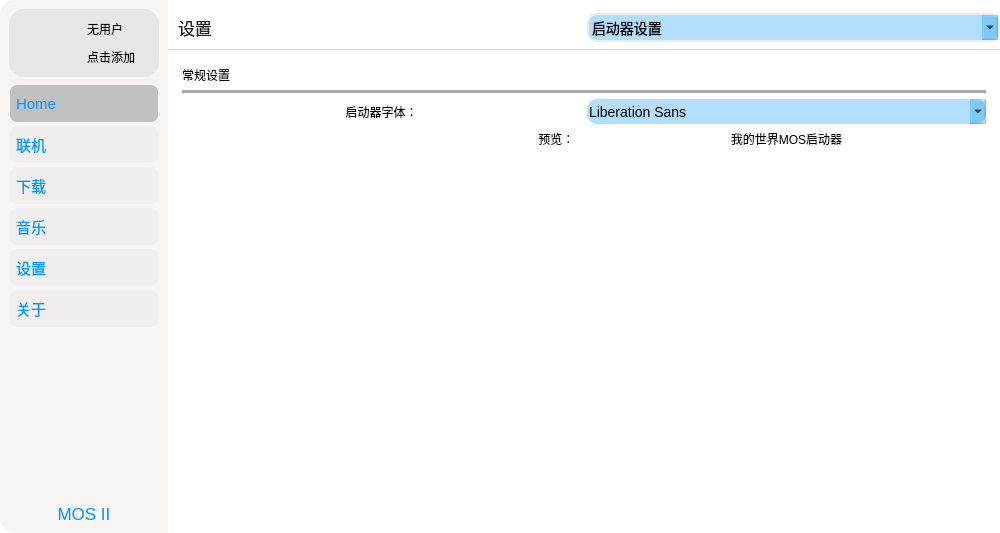
Old version of the form UI/MOS_UI.ui in the repository David-xian66/Minecraft-Optimal-Starter_2.
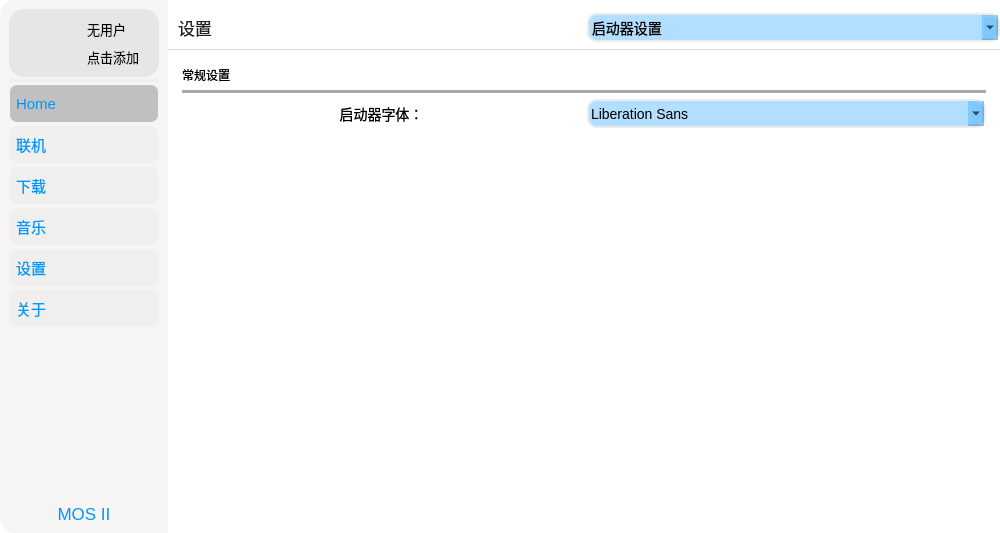
New version of the form. The open tabs and pages were chosen to show the change. Icons and pictures are not drawn.

```diff
--- a/UI/MOS_UI.ui
+++ b/UI/MOS_UI.ui
@@ -59,7 +59,7 @@
 	background-color: rgba(231, 230, 228,100);
 	border-bottom-left-radius:15px;
 	border-top-left-radius:15px;
-	font: 13pt &quot;PingFang SC&quot;;
+	font-size: 13px;
 }
 #widget_mos_left_top
 {
@@ -1460,6 +1460,20 @@
                 </item>
                 <item row="3" column="0" colspan="2">
                  <widget class="QWidget" name="widget" native="true">
+                  <property name="styleSheet">
+                   <string notr="true">QWidget{background-color: rgba(255, 255, 255, 0);}
+QComboBox {
+    border: 2px solid rgb(235, 235, 235); /* border: 宽度 线类型 颜色 */
+    border-radius: 3px;
+	height:25px;
+	font-size: 14px;
+	background-color: rgba(0, 150, 255, 77);
+	border-radius:10px;
+}
+/*QComboBox::down-arrow
+是 右面那个 
+*/</string>
+                  </property>
                   <layout class="QGridLayout" name="gridLayout_24">
                    <item row="1" column="0" colspan="2">
                     <widget class="Line" name="line_10">
@@ -1471,19 +1485,6 @@
                      </property>
                     </widget>
                    </item>
-                   <item row="2" column="0">
-                    <widget class="QLabel" name="label_4">
-                     <property name="styleSheet">
-                      <string notr="true">font: 14pt &quot;PingFang SC&quot;;</string>
-                     </property>
-                     <property name="text">
-                      <string>启动器字体：</string>
-                     </property>
-                     <property name="alignment">
-                      <set>Qt::AlignCenter</set>
-                     </property>
-                    </widget>
-                   </item>
                    <item row="2" column="1">
                     <widget class="QFontComboBox" name="fontComboBox"/>
                    </item>
@@ -1494,26 +1495,19 @@
                      </property>
                     </widget>
                    </item>
-                   <item row="3" column="1">
-                    <widget class="QLabel" name="label_5">
+                   <item row="2" column="0">
+                    <widget class="QLabel" name="label_4">
+                     <property name="styleSheet">
+                      <string notr="true">font-size: 14px;</string>
+                     </property>
                      <property name="text">
-                      <string>我的世界MOS启动器</string>
+                      <string>启动器字体：</string>
                      </property>
                      <property name="alignment">
                       <set>Qt::AlignCenter</set>
                      </property>
                     </widget>
                    </item>
-                   <item row="3" column="0">
-                    <widget class="QLabel" name="label_14">
-                     <property name="text">
-                      <string>预览：  </string>
-                     </property>
-                     <property name="alignment">
-                      <set>Qt::AlignRight|Qt::AlignTrailing|Qt::AlignVCenter</set>
-                     </property>
-                    </widget>
-                   </item>
                   </layout>
                  </widget>
                 </item>
```
Left out of the diff: 13 changed lines with no effect on the pictures.
